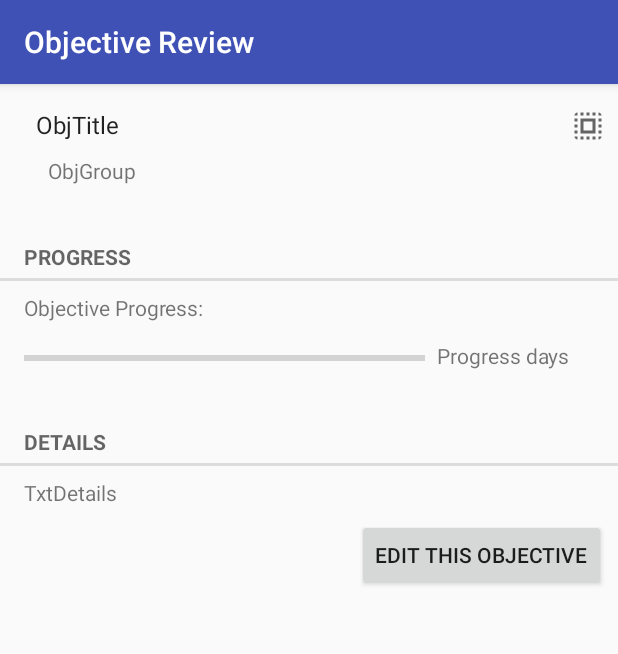
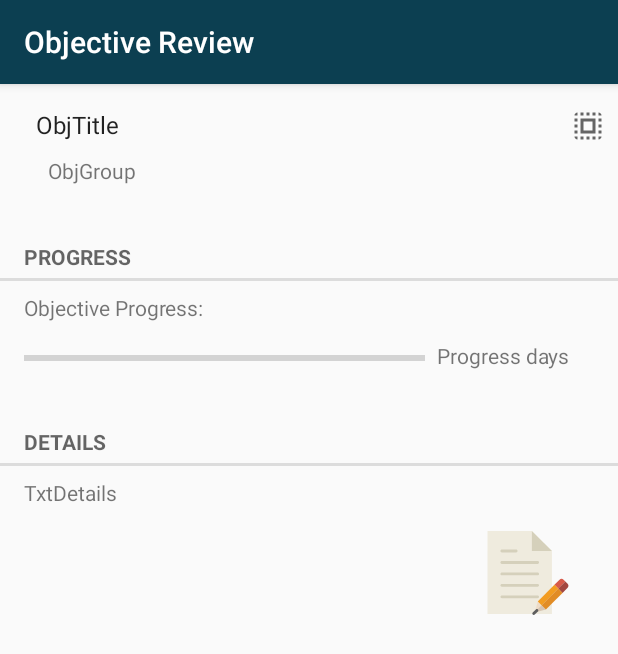
Before and after one commit to AnnaKohler/EverydayHero, an Android app: the ObjectiveFragment screen opened directly, with no data from a screen before it, on a phone screen of 412 x 824 dp. Shown: the top 654 px of the screen. Run offline under Robolectric (Android 15) with nearby library versions, the phone set to English and light mode, and no system bars; 6 statements that could not run were skipped.

Commit message:
New edit icon

```diff
--- a/app/src/main/java/com/example/student/everydayhero/MainTabActivity.java
+++ b/app/src/main/java/com/example/student/everydayhero/MainTabActivity.java
@@ -14,8 +14,6 @@ import android.support.v7.widget.Toolbar;
 import android.view.Menu;
 import android.view.MenuItem;
 import android.view.View;
-
-import java.util.Date;
 
 
 public class MainTabActivity extends AppCompatActivity {
@@ -72,6 +70,7 @@ public class MainTabActivity extends AppCompatActivity {
                 Intent i = new Intent(getApplication(), ObjectiveReviewActivity.class);
                 i.putExtra(EXTRA_OBJECTIVE_MODE, 2);
                 startActivity(i);
+                finish();
 
             }
         });
@@ -147,7 +146,7 @@ public class MainTabActivity extends AppCompatActivity {
                     return new ObjectiveListFragment();
 
 
-                case 1: return TodayFragment.newInstance(new Date().getTime()); //pass the Date in case there will be another dates review
+                case 1: return TodayFragment.newInstance(); //pass the Date in case there will be another dates review
                 case 2: return ProfileFragment.newInstance(false); //Profile edit=false
             }
             return null;
--- a/app/src/main/java/com/example/student/everydayhero/ObjectiveFragment.java
+++ b/app/src/main/java/com/example/student/everydayhero/ObjectiveFragment.java
@@ -5,15 +5,13 @@ import android.os.Bundle;
 import android.support.annotation.Nullable;
 import android.support.v4.app.Fragment;
 import android.text.InputType;
-import android.util.Log;
 import android.view.LayoutInflater;
 import android.view.View;
 import android.view.ViewGroup;
-import android.widget.Button;
 import android.widget.EditText;
 import android.widget.ImageButton;
+import android.widget.ImageView;
 import android.widget.ProgressBar;
-import android.widget.Spinner;
 import android.widget.TextView;
 import android.widget.Toast;
 
@@ -43,7 +41,6 @@ public class ObjectiveFragment extends Fragment {
 
     private Objective mObjective;
     private TextView txtTitle;
-    private Spinner spnStartDate;
     private TextView txtGroup;
     private TextView separatorDetails;
     private TextView separatorProgress;
@@ -53,7 +50,6 @@ public class ObjectiveFragment extends Fragment {
     private ProgressBar progressBar;
     private int objMode=0;
     private EditText durationDays;
-    private EditText startingDate;
     private ImageButton btnDone;
     private DBHandler mDBHandler;
 
@@ -68,7 +64,7 @@ public class ObjectiveFragment extends Fragment {
 
         if(objectiveMode!=2){
             int objectiveId=getArguments().getInt(EXTRA_OBJECTIVE_ID);
-            Log.e("ATTENTION", "onCreate: OBJECTIVEID="+objectiveId);
+
             mObjective=mDBHandler.getAllObjectives().get(objectiveId);
         }
     }
@@ -108,7 +104,7 @@ public class ObjectiveFragment extends Fragment {
                 progressBar.setProgress(100 / mObjective.getDuration() * mObjective.getDone());
 
 
-                Button editBtn = (Button) v.findViewById(R.id.btnEdit);
+                ImageView editBtn = (ImageView) v.findViewById(R.id.imgEdit);
                 editBtn.setOnClickListener(new View.OnClickListener() {
                     @Override
                     public void onClick(View view) {
@@ -116,6 +112,7 @@ public class ObjectiveFragment extends Fragment {
                         i.putExtra(EXTRA_OBJECTIVE_MODE, 1);
                         i.putExtra(EXTRA_OBJECTIVE_ID, mObjective.getTitle());
                         startActivity(i);
+                        getActivity().finish();
 
                     }
                 });
@@ -124,7 +121,7 @@ public class ObjectiveFragment extends Fragment {
 
             case 1:
                 v = inflater.inflate(R.layout.fragment_objective_edit, container, false);
-
+                getActivity().setTitle("Objective Edit");
                 txtDetails = (EditText) v.findViewById(R.id.txtDetails);
                 txtDetails.setText(mObjective.getDetails());
                 txtDetails.setHint("You can add some details here");
@@ -153,7 +150,7 @@ public class ObjectiveFragment extends Fragment {
                         mObjective.setTitle(txtTitle.getText().toString());
                         mObjective.setDetails(txtDetails.getText().toString());
                         mObjective.setDuration(Integer.parseInt(durationDays.getText().toString()));
-
+                        mDBHandler.updateObjective(mObjective);
                         Intent i = new Intent(getActivity(), ObjectiveReviewActivity.class);
                         i.putExtra(EXTRA_OBJECTIVE_ID, mObjective.getTitle());
                         i.putExtra(EXTRA_OBJECTIVE_MODE, 0);
@@ -206,13 +203,12 @@ public class ObjectiveFragment extends Fragment {
                                 toast.show();
                             } else {
                                 mObjective.setDuration(Integer.parseInt(durationDays.getText().toString()));
-                                //Intent i = new Intent(getActivity(), MainTabActivity.class);
+                                Intent i = new Intent(getActivity(), MainTabActivity.class);
                                 mDBHandler.addObjective(mObjective);
-                                //ObjectiveLab.get(getActivity()).add(mObjective);
-                                //startActivity(i);
 
-                                Log.d("DATABASE ROWS COUNT: ", ""+mDBHandler.getObjectivesCount()); //TODO: убрать после отладки
-                                getActivity().finish();
+                                startActivity(i);
+
+                                //getActivity().finish();
                             }
                         }
                     }
--- a/app/src/main/java/com/example/student/everydayhero/ProfileFragment.java
+++ b/app/src/main/java/com/example/student/everydayhero/ProfileFragment.java
@@ -60,7 +60,7 @@ public class ProfileFragment extends Fragment {
         txtName.setText(mUser.getName());
         txtAge.setText(mUser.getAge()+"");
 
-        txtBMI.setText((mUser.getWeight() /(mUser.getHeight()*mUser.getHeight())+""));
+        txtBMI.setText((mUser.getWeight() /(mUser.getHeight()* mUser.getHeight())+""));
 
         /*
 
--- a/app/src/main/res/drawable/ic_checked.xml
+++ b/app/src/main/res/drawable/ic_checked.xml
@@ -1,4 +1,4 @@
-<vector android:height="56dp" android:viewportHeight="426.667"
-    android:viewportWidth="426.667" android:width="56dp" xmlns:android="http://schemas.android.com/apk/res/android">
+<vector android:height="40dp" android:viewportHeight="426.667"
+    android:viewportWidth="426.667" android:width="40dp" xmlns:android="http://schemas.android.com/apk/res/android">
     <path android:fillColor="#6AC259" android:pathData="M213.3,0C95.5,0 0,95.5 0,213.3s95.5,213.3 213.3,213.3c117.8,0 213.3,-95.5 213.3,-213.3S331.2,0 213.3,0zM174.2,322.9l-93.9,-93.9l31.3,-31.3l62.6,62.6l140.9,-140.9l31.3,31.3L174.2,322.9z"/>
 </vector>
--- /dev/null
+++ b/app/src/main/res/drawable/ic_file.xml
@@ -0,0 +1,17 @@
+<vector android:height="56dp" android:viewportHeight="58.707"
+    android:viewportWidth="58.707" android:width="56dp" xmlns:android="http://schemas.android.com/apk/res/android">
+    <path android:fillColor="#EFEBDE" android:pathData="M46.07,14l-14,-14l-31,0l0,58l45,0z"/>
+    <path android:fillColor="#D5D0BB" android:pathData="M11.07,23h25c0.55,0 1,-0.45 1,-1s-0.45,-1 -1,-1h-25c-0.55,0 -1,0.45 -1,1S10.52,23 11.07,23z"/>
+    <path android:fillColor="#D5D0BB" android:pathData="M11.07,15h10c0.55,0 1,-0.45 1,-1s-0.45,-1 -1,-1h-10c-0.55,0 -1,0.45 -1,1S10.52,15 11.07,15z"/>
+    <path android:fillColor="#D5D0BB" android:pathData="M36.07,29h-25c-0.55,0 -1,0.45 -1,1s0.45,1 1,1h25c0.55,0 1,-0.45 1,-1S36.62,29 36.07,29z"/>
+    <path android:fillColor="#D5D0BB" android:pathData="M36.07,37h-25c-0.55,0 -1,0.45 -1,1s0.45,1 1,1h25c0.55,0 1,-0.45 1,-1S36.62,37 36.07,37z"/>
+    <path android:fillColor="#D5D0BB" android:pathData="M36.07,45h-25c-0.55,0 -1,0.45 -1,1s0.45,1 1,1h25c0.55,0 1,-0.45 1,-1S36.62,45 36.07,45z"/>
+    <path android:fillColor="#D5D0BB" android:pathData="M32.07,0l0,14l14,0z"/>
+    <path android:fillColor="#EDDCC7" android:pathData="M36.2,49.21l-0.01,0.01l-1.99,7.29l4.65,-4.65z"/>
+    <path android:fillColor="#D75A4A" android:pathData="M55.45,35.27l-1.25,-1.25c-0.77,-0.77 -2.03,-0.77 -2.81,0L47.81,37.6l2.65,2.65L55.45,35.27z"/>
+    <path android:fillColor="#F29C21" android:pathData="M47.81,37.6l2.65,2.65l-11.61,11.61l-2.65,-2.65z"/>
+    <path android:fillColor="#D6C4B1" android:pathData="M41.85,54.88l0.01,-0.01l-3.01,-3.01l-4.65,4.65l-0.13,0.49z"/>
+    <path android:fillColor="#A34740" android:pathData="M53.47,43.26l3.58,-3.58c0.77,-0.77 0.77,-2.03 0,-2.81l-1.6,-1.6l-4.99,4.99L53.47,43.26z"/>
+    <path android:fillColor="#E18C25" android:pathData="M41.86,54.87l-3.01,-3.01l11.61,-11.61l3.01,3.01z"/>
+    <path android:fillColor="#5E5E5E" android:pathData="M33.37,58.71c-0.26,0 -0.51,-0.1 -0.71,-0.29c-0.39,-0.39 -0.39,-1.02 0,-1.41l2.21,-2.21c0.39,-0.39 1.02,-0.39 1.41,0s0.39,1.02 0,1.41l-2.21,2.21C33.88,58.61 33.62,58.71 33.37,58.71z"/>
+</vector>
--- a/app/src/main/res/layout/fragment_objective.xml
+++ b/app/src/main/res/layout/fragment_objective.xml
@@ -119,14 +119,15 @@
         android:layout_alignRight="@+id/txtProgress"
         android:layout_alignEnd="@+id/txtProgress"/>
 
-    <Button
-        android:text="@string/edit_button"
+    <ImageView
+        android:id="@+id/imgEdit"
         android:layout_width="wrap_content"
         android:layout_height="wrap_content"
-        android:id="@+id/btnEdit"
+        android:layout_alignEnd="@+id/txtDetails"
+        android:layout_alignRight="@+id/txtDetails"
         android:layout_below="@+id/txtDetails"
-        android:layout_alignRight="@+id/imageButton"
-        android:layout_alignEnd="@+id/imageButton"
-        android:layout_marginTop="8dp"/>
+        android:layout_marginTop="16dp"
+        android:elevation="6dp"
+        app:srcCompat="@drawable/ic_file"/>
 
 </RelativeLayout>
--- a/app/src/main/res/values/colors.xml
+++ b/app/src/main/res/values/colors.xml
@@ -1,7 +1,7 @@
 <?xml version="1.0" encoding="utf-8"?>
 <resources>
-    <color name="colorPrimary">#3F51B5</color>
-    <color name="colorPrimaryDark">#303F9F</color>
-    <color name="colorAccent">#FF4081</color>
+    <color name="colorPrimary">#0c3f51</color>
+    <color name="colorPrimaryDark">#1b424f</color>
+    <color name="colorAccent">#6AC259</color>
     <color name="colorActionbar_background">#85c73f</color>
 </resources>
--- a/app/src/main/res/values/strings.xml
+++ b/app/src/main/res/values/strings.xml
@@ -27,6 +27,9 @@
     <string name="sectToday">TODAY</string>
     <string name="sectProfile">MY PROFILE</string>
 
+    <!--ObjectiveEdit-->
+    <string name="objEdit">Objective Edit</string>
+
     <!--WelcomeFragment-->
     <string name="welcome_text">Hello, </string>
     <string name="welcome_text_learnmore">Let us learn \n something more about you! </string>
@@ -48,6 +51,7 @@
 
     <!--TodayFragment-->
     <string name="hoorayExclamation">Yay!</string>
+    <string name="didExclamation">Yay! You did it!</string>
     <string name="noTasks">You have  no tasks\n for today.</string>
 
 </resources>
```
Also changed, not shown: app/src/main/java/com/example/student/everydayhero/ObjectiveListFragment.java (+17 -12 lines), app/src/main/java/com/example/student/everydayhero/TodayFragment.java (+71 -23 lines), app/src/main/res/layout/list_item_crntobjective.xml (+8 -7 lines), app/src/main/res/layout/list_item_objective.xml (+0 -13 lines).
